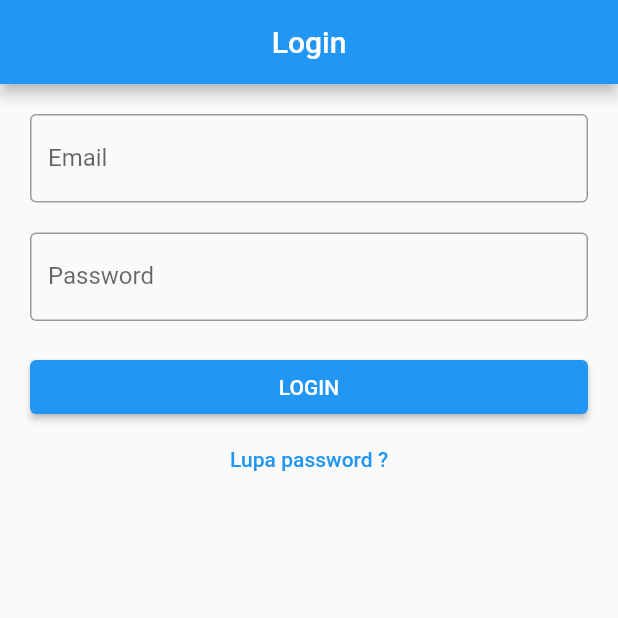
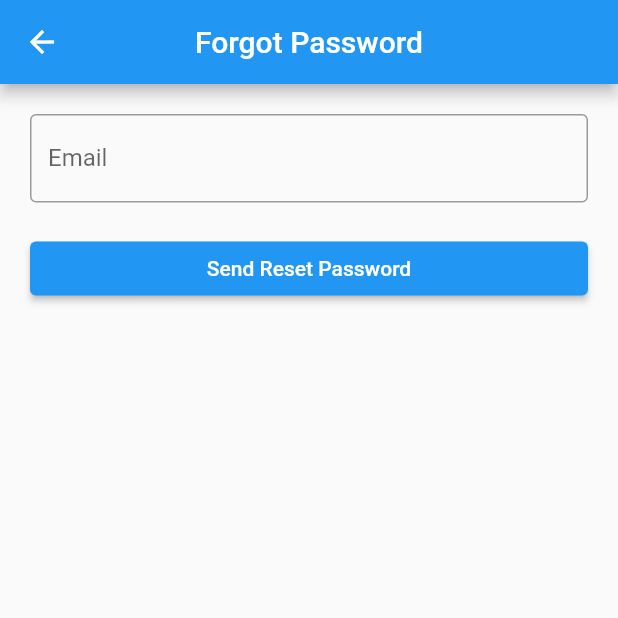
Before and after one commit to seshadwi/flutter-presence-app, a Flutter app: the screen it shows after launch, after a tap on "Lupa password ?", on a phone screen of 412 x 824 dp, the top half of it. Run offline on Flutter 3.47's test engine with Material 2 defaults, Android fonts, the phone set to English and light mode, and no system bars; our stand-ins replace cloud_firestore, firebase_auth, firebase_core, get; accounts and stored records are empty.

Commit message:
add forgot password

```diff
--- /dev/null
+++ b/lib/app/modules/forgot_password/bindings/forgot_password_binding.dart
@@ -0,0 +1,12 @@
+import 'package:get/get.dart';
+
+import '../controllers/forgot_password_controller.dart';
+
+class ForgotPasswordBinding extends Bindings {
+  @override
+  void dependencies() {
+    Get.lazyPut<ForgotPasswordController>(
+      () => ForgotPasswordController(),
+    );
+  }
+}
--- /dev/null
+++ b/lib/app/modules/forgot_password/controllers/forgot_password_controller.dart
@@ -0,0 +1,28 @@
+import 'package:firebase_auth/firebase_auth.dart';
+import 'package:firebase_core/firebase_core.dart';
+import 'package:flutter/material.dart';
+import 'package:get/get.dart';
+
+class ForgotPasswordController extends GetxController {
+  RxBool isLoading = false.obs;
+  TextEditingController emailC = TextEditingController();
+
+  FirebaseAuth auth = FirebaseAuth.instance;
+
+  void sendEmail() async {
+    if (emailC.text.isNotEmpty) {
+      isLoading.value = true;
+
+      try {
+        await auth.sendPasswordResetEmail(email: emailC.text);
+        Get.snackbar("Berhasil", "Email reset password terkirim");
+        Get.back();
+      } catch (e) {
+        Get.snackbar(
+            "Terjadi kesalahan", "Tidak dapat mengirim email reset password");
+      } finally {
+        isLoading.value = false;
+      }
+    }
+  }
+}
--- /dev/null
+++ b/lib/app/modules/forgot_password/views/forgot_password_view.dart
@@ -0,0 +1,45 @@
+import 'package:flutter/material.dart';
+
+import 'package:get/get.dart';
+
+import '../controllers/forgot_password_controller.dart';
+
+class ForgotPasswordView extends GetView<ForgotPasswordController> {
+  @override
+  Widget build(BuildContext context) {
+    return Scaffold(
+      appBar: AppBar(
+        title: Text('Forgot Password'),
+        centerTitle: true,
+      ),
+      body: ListView(
+        padding: EdgeInsets.all(20),
+        children: [
+          TextField(
+            autocorrect: false,
+            controller: controller.emailC,
+            decoration: InputDecoration(
+              labelText: "Email",
+              border: OutlineInputBorder(),
+            ),
+          ),
+          SizedBox(
+            height: 20,
+          ),
+          Obx(
+            () => ElevatedButton(
+              onPressed: () {
+                if (controller.isLoading.isFalse) {
+                  controller.sendEmail();
+                }
+              },
+              child: Text(controller.isLoading.isFalse
+                  ? "Send Reset Password"
+                  : "Loading..."),
+            ),
+          )
+        ],
+      ),
+    );
+  }
+}
--- a/lib/app/modules/login/views/login_view.dart
+++ b/lib/app/modules/login/views/login_view.dart
@@ -1,6 +1,7 @@
 import 'package:flutter/material.dart';
 
 import 'package:get/get.dart';
+import 'package:presence_app/app/routes/app_pages.dart';
 
 import '../controllers/login_controller.dart';
 
@@ -51,7 +52,7 @@ class LoginView extends GetView<LoginController> {
             ),
           ),
           TextButton(
-            onPressed: () {},
+            onPressed: () => Get.toNamed(Routes.FORGOT_PASSWORD),
             child: Text("Lupa password ?"),
           ),
         ],
--- a/lib/app/routes/app_pages.dart
+++ b/lib/app/routes/app_pages.dart
@@ -2,6 +2,8 @@ import 'package:get/get.dart';
 
 import '../modules/add_pegawai/bindings/add_pegawai_binding.dart';
 import '../modules/add_pegawai/views/add_pegawai_view.dart';
+import '../modules/forgot_password/bindings/forgot_password_binding.dart';
+import '../modules/forgot_password/views/forgot_password_view.dart';
 import '../modules/home/bindings/home_binding.dart';
 import '../modules/home/views/home_view.dart';
 import '../modules/login/bindings/login_binding.dart';
@@ -37,5 +39,10 @@ class AppPages {
       page: () => NewPasswordView(),
       binding: NewPasswordBinding(),
     ),
+    GetPage(
+      name: _Paths.FORGOT_PASSWORD,
+      page: () => ForgotPasswordView(),
+      binding: ForgotPasswordBinding(),
+    ),
   ];
 }
--- a/lib/app/routes/app_routes.dart
+++ b/lib/app/routes/app_routes.dart
@@ -7,6 +7,7 @@ abstract class Routes {
   static const ADD_PEGAWAI = _Paths.ADD_PEGAWAI;
   static const LOGIN = _Paths.LOGIN;
   static const NEW_PASSWORD = _Paths.NEW_PASSWORD;
+  static const FORGOT_PASSWORD = _Paths.FORGOT_PASSWORD;
 }
 
 abstract class _Paths {
@@ -15,4 +16,5 @@ abstract class _Paths {
   static const ADD_PEGAWAI = '/add-pegawai';
   static const LOGIN = '/login';
   static const NEW_PASSWORD = '/new-password';
+  static const FORGOT_PASSWORD = '/forgot-password';
 }
```
